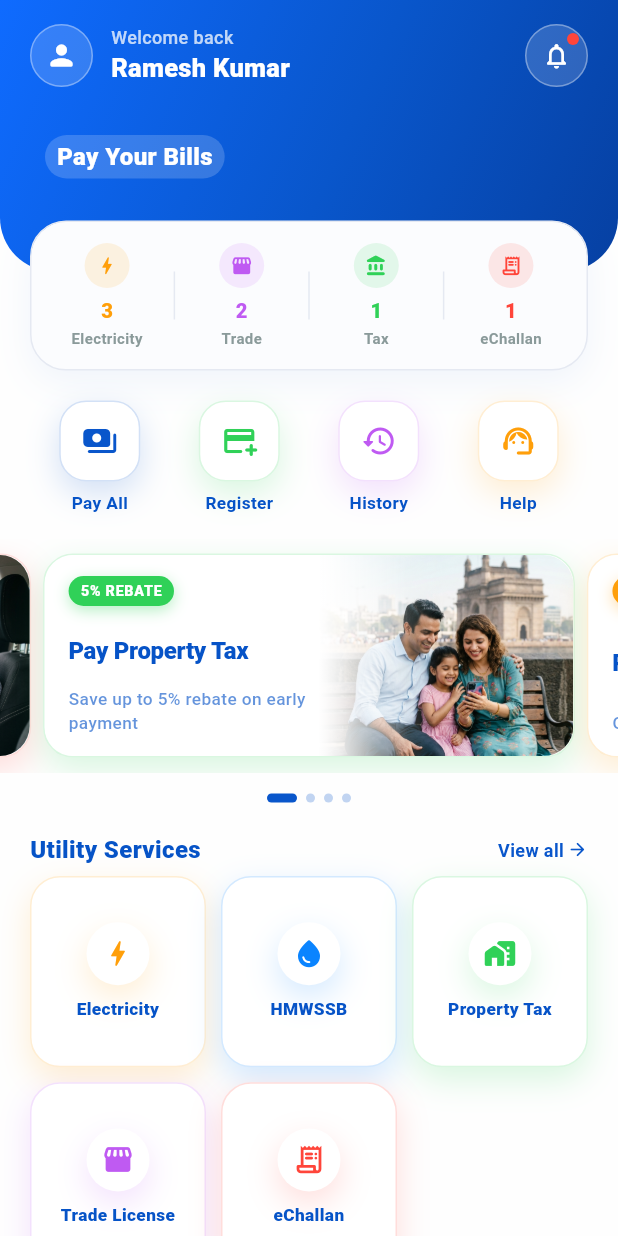
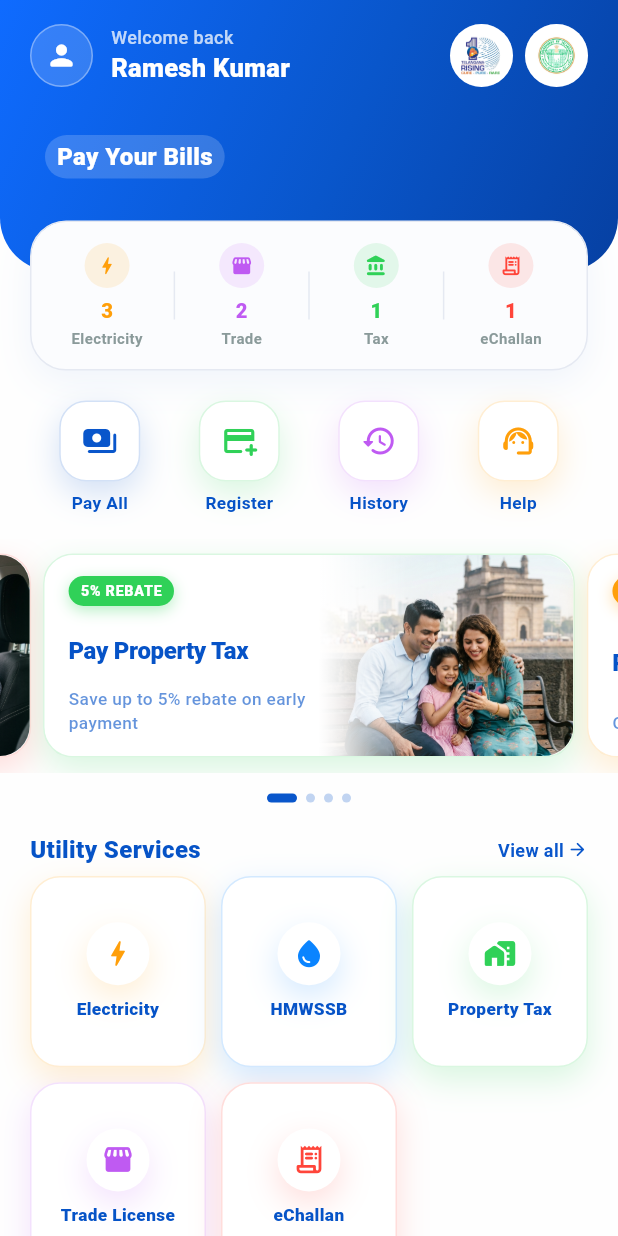
Before and after one commit to enk1141/cureone, a Flutter app: the DashboardScreen screen opened directly, on a phone screen of 412 x 824 dp. Run offline on Flutter 3.47's test engine with Material 3 defaults, Android fonts, the phone set to English and light mode, and no system bars; drawn by our look-alikes of carousel_slider; our stand-ins replace flutter_bloc, shared_preferences; accounts and stored records are empty.

Commit message:
shareprefrence and navigation implemented

```diff
--- a/lib/config/routes.dart
+++ b/lib/config/routes.dart
@@ -66,7 +66,7 @@ class AppRoutes {
         );
 
       case enterMpin:
-        final mobileNumber = settings.arguments as String;
+        final mobileNumber = settings.arguments as String?;
         return MaterialPageRoute(
           builder: (_) => BlocProvider(
             create: (_) => MpinBloc(),
--- a/lib/features/dashboard/screens/dashboard.dart
+++ b/lib/features/dashboard/screens/dashboard.dart
@@ -204,10 +204,34 @@ class _HeroHeader extends StatelessWidget {
                       ],
                     ),
                   ),
-                  _CircleIconButton(
-                    icon: Icons.notifications_none_rounded,
-                    hasBadge: true,
-                    onTap: () {},
+                  Container(
+                    height: 42,
+                    width: 42,
+                    decoration: BoxDecoration(
+                      shape: BoxShape.circle,
+                      color: Colors.white,
+                      border: Border.all(color: Colors.white.withOpacity(0.35)),
+                    ),
+                    padding: const EdgeInsets.all(4),
+                    child: Image.asset(
+                      "assets/logo.png",
+                      fit: BoxFit.contain,
+                    ),
+                  ),
+                  const SizedBox(width: 8),
+                  Container(
+                    height: 42,
+                    width: 42,
+                    decoration: BoxDecoration(
+                      shape: BoxShape.circle,
+                      color: Colors.white,
+                      border: Border.all(color: Colors.white.withOpacity(0.35)),
+                    ),
+                    padding: const EdgeInsets.all(4),
+                    child: Image.asset(
+                      "assets/telangana.png",
+                      fit: BoxFit.contain,
+                    ),
                   ),
                 ],
               ),
--- a/lib/main.dart
+++ b/lib/main.dart
@@ -1,18 +1,34 @@
 import 'package:flutter/material.dart';
 import 'package:my_cure_ui/config/app_theme.dart';
 import 'package:my_cure_ui/config/routes.dart';
+import 'package:shared_preferences/shared_preferences.dart';
 
 /// Global RouteObserver used by pin-input screens so they can clear their
 /// fields when returning to focus (didPopNext from RouteAware).
 final RouteObserver<PageRoute<dynamic>> appRouteObserver =
     RouteObserver<PageRoute<dynamic>>();
 
-void main() {
-  runApp(const MyApp());
+void main() async {
+  WidgetsFlutterBinding.ensureInitialized();
+  final prefs = await SharedPreferences.getInstance();
+  final savedMpin = prefs.getString('saved_mpin');
+  final mobileNumber = prefs.getString('mobile_number');
+
+  runApp(MyApp(
+    hasMpin: savedMpin != null && savedMpin.isNotEmpty,
+    mobileNumber: mobileNumber,
+  ));
 }
 
 class MyApp extends StatelessWidget {
-  const MyApp({super.key});
+  final bool hasMpin;
+  final String? mobileNumber;
+
+  const MyApp({
+    super.key,
+    required this.hasMpin,
+    this.mobileNumber,
+  });
 
   @override
   Widget build(BuildContext context) {
@@ -22,7 +38,7 @@ class MyApp extends StatelessWidget {
       theme: buildAppTheme(),
       navigatorObservers: [appRouteObserver],
       onGenerateRoute: AppRoutes.generateRoute,
-      initialRoute: AppRoutes.login,
+      initialRoute: hasMpin ? AppRoutes.enterMpin : AppRoutes.login,
     );
   }
 }
--- a/pubspec.yaml
+++ b/pubspec.yaml
@@ -13,6 +13,7 @@ dependencies:
   flutter_bloc: ^9.1.1
   equatable: ^2.0.8
   carousel_slider: ^5.1.2
+  shared_preferences: ^2.2.0
 
 dev_dependencies:
   flutter_test:
@@ -25,6 +26,7 @@ flutter:
 
   assets:
     - assets/logo.png
+    - assets/telangana.png
     - assets/property_tax_banner.png
     - assets/water_bill_banner.png
     - assets/electricity_banner.png
```
Also changed, not shown: lib/features/auth/bloc/mpin/mpin_bloc.dart (+9 -3 lines), lib/features/auth/screens/enter_mpin_screen.dart (+18 -3 lines), lib/features/auth/screens/login_screen.dart (+11 -2 lines), lib/features/profile/screens/profile_screen.dart (+12 -5 lines), assets/telangana.png (added), pubspec.lock, 1 other file.
